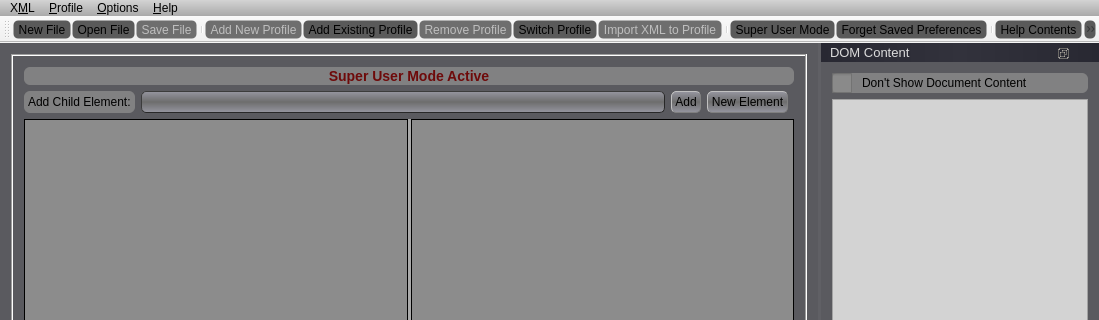
Qt form GCXMLGenerator/gcmainwindow.ui (goblincoding/xmlmill) before a commit; both pictures show x 0 to 1099 and y 0 to 320 of the 1099 by 659 pixel window.
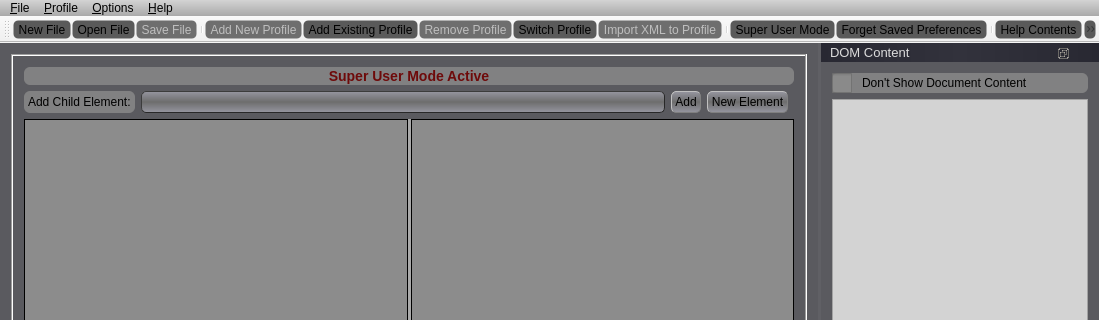
The same form after that commit. Icons and pictures are not drawn.

Commit message: Changed "XML" menu item to "File".

Diff of the .ui file:
```diff
--- a/GCXMLGenerator/gcmainwindow.ui
+++ b/GCXMLGenerator/gcmainwindow.ui
@@ -770,7 +770,7 @@
    </widget>
    <widget class="QMenu" name="menuFile">
     <property name="title">
-     <string>X&amp;ML</string>
+     <string>&amp;File</string>
     </property>
     <addaction name="actionNew"/>
     <addaction name="actionOpen"/>
```
